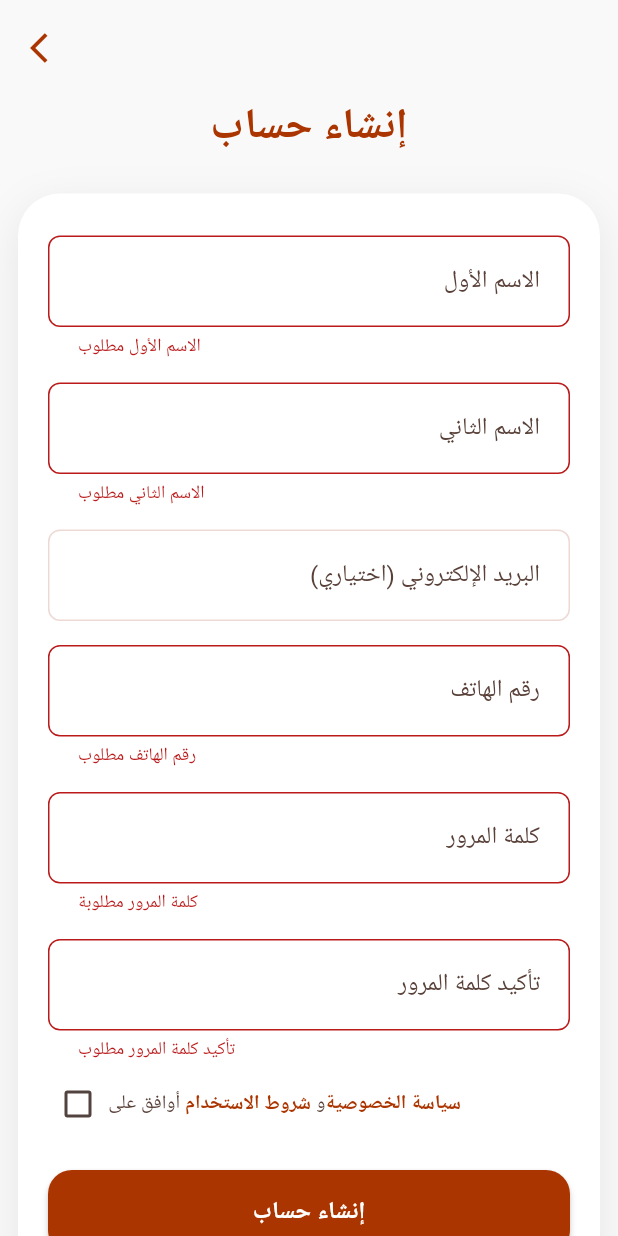
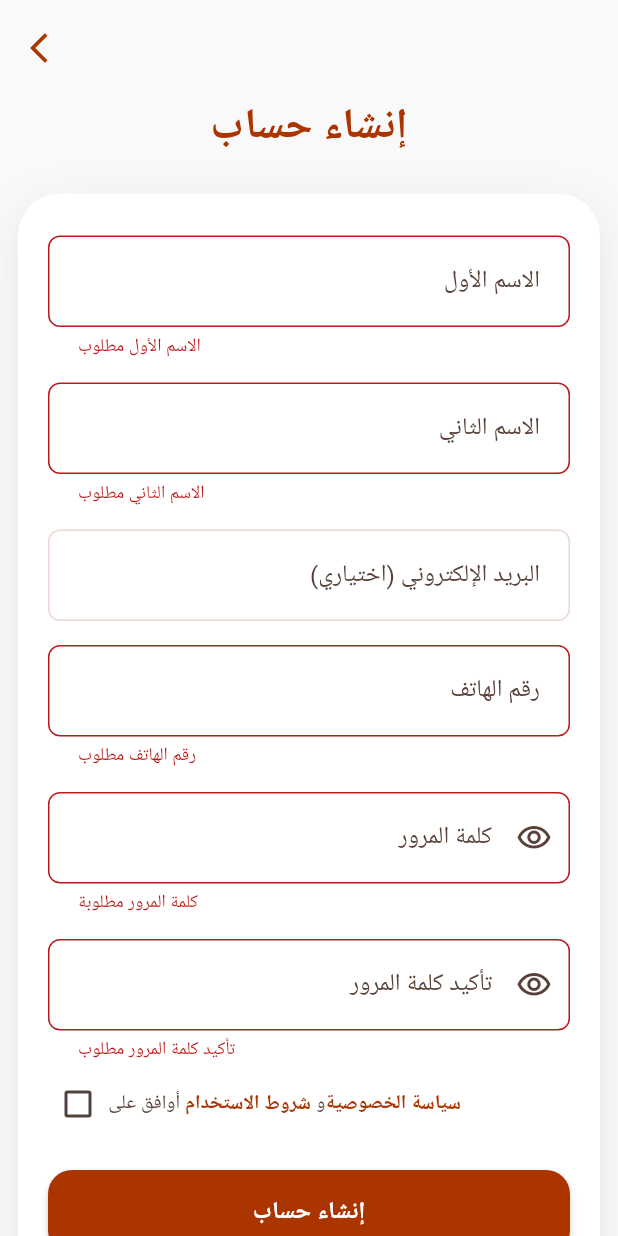
Before and after one commit to JosephJwamier/appShorja, a Flutter app: the RegisterScreen screen opened directly, after a tap on "إنشاء حساب", on a phone screen of 412 x 824 dp. Run offline on Flutter 3.47's test engine with Material 3 defaults, Android fonts, the phone set to English and light mode, and no system bars; our stand-ins replace app_links, cached_network_image, firebase_analytics, firebase_auth, firebase_core, firebase_crashlytics and 14 more; missing offline and left inert: flutter_map_cancellable_tile_provider, flutter_webrtc, v_video_compressor, video_thumbnail; accounts and stored records are empty.

Commit message:
Show password strength while typing, and let the eye reveal it
Two additions to the registration form: an eye on both password fields,
and a strength bar under the first one. Login already had the eye.

The bar mirrors what the server enforces rather than general advice.
ratePassword applies Django's four validators as closely as a client can
— eight characters, not all digits, not a common password, not built on
the name, email or phone the user just typed above — because a bar that
says "strong" and is then refused by the server is worse than no bar: it
is trusted once and never again. The form validator calls the same
function, so what the bar accepts is what the form submits.

It re-rates on every change to the name, phone and email too, since "looks
like your own details" changes as those fields are filled in.

One hint line, not a checklist: a list of conditions reads like an exam, a
single line reads like a next step. "Add 3 more characters", "digits only
— add letters", "don't use your name or number". Amber rather than green
for "acceptable", because it passes the server and is not a
recommendation; green would read as praise.

The personal-data check needs a four-character floor. Shorter tokens match
by coincidence — "Ali" sits inside ordinary words — and refusing those
blocks passwords that have nothing wrong with them.

Co-Authored-By: Claude Opus 5 <noreply@anthropic.com>

```diff
--- a/lib/screens/register_screen.dart
+++ b/lib/screens/register_screen.dart
@@ -3,6 +3,8 @@ import 'package:provider/provider.dart';
 import '../providers/auth_provider.dart';
 import '../providers/chats_provider.dart';
 import '../theme/app_colors.dart';
+import '../utils/password_strength.dart';
+import '../widgets/password_strength_bar.dart';
 import '../services/legal_service.dart';
 import 'interests_selection_screen.dart';
 import '../utils/formatters.dart';
@@ -26,6 +28,39 @@ class _RegisterScreenState extends State<RegisterScreen> {
 
   // الموافقة الإلزامية على الشروط وسياسة الخصوصية قبل إنشاء الحساب.
   bool _acceptedTerms = false;
+
+  bool _obscurePassword = true;
+  bool _obscurePassword2 = true;
+
+  /// حكم القوة الحالي — يُعاد حسابه مع كل حرف، ومع كل تغيّر في الاسم أو
+  /// الهاتف أو البريد، لأن «تشبه بياناتك» تتبدّل بتبدّلها.
+  PasswordVerdict _verdict = const PasswordVerdict(
+      strength: PasswordStrength.none, meetsMinimum: false);
+
+  void _rate() {
+    setState(() {
+      _verdict = ratePassword(
+        _passwordController.text,
+        personal: [
+          _firstNameController.text,
+          _lastNameController.text,
+          _emailController.text,
+          _phoneController.text,
+        ],
+      );
+    });
+  }
+
+  /// عينٌ لإظهار كلمة المرور. وزرّ لا أيقونة: مساحة اللمس 48 نقطة، وهي
+  /// أصغر ما يُعتمد عليه بإبهام على هاتف.
+  Widget _eye(bool obscured, VoidCallback onTap) => IconButton(
+        icon: Icon(
+          obscured ? Icons.visibility_outlined : Icons.visibility_off_outlined,
+          color: AppColors.onSurfaceVariant,
+        ),
+        tooltip: obscured ? 'إظهار كلمة المرور' : 'إخفاء كلمة المرور',
+        onPressed: onTap,
+      );
 
   @override
   void dispose() {
@@ -214,29 +249,53 @@ class _RegisterScreenState extends State<RegisterScreen> {
                           // كلمة المرور
                           TextFormField(
                             controller: _passwordController,
-                            obscureText: true,
+                            obscureText: _obscurePassword,
                             textAlign: TextAlign.right,
                             style: const TextStyle(color: AppColors.onSurface),
-                            decoration: _fieldDecoration('كلمة المرور'),
+                            onChanged: (_) => _rate(),
+                            decoration: _fieldDecoration('كلمة المرور').copyWith(
+                              suffixIcon: _eye(
+                                _obscurePassword,
+                                () => setState(
+                                    () => _obscurePassword = !_obscurePassword),
+                              ),
+                            ),
                             validator: (value) {
                               if (value == null || value.isEmpty) {
                                 return 'كلمة المرور مطلوبة';
                               }
-                              if (value.length < 8) {
-                                return 'كلمة المرور يجب أن تكون 8 أحرف على الأقل';
+                              // نفس حكم الشريط: ما يرفضه الخادم يُوقفه
+                              // النموذج هنا، فلا يرسل المستخدم ويُردّ.
+                              final v = ratePassword(value, personal: [
+                                _firstNameController.text,
+                                _lastNameController.text,
+                                _emailController.text,
+                                _phoneController.text,
+                              ]);
+                              if (!v.meetsMinimum) {
+                                return v.hint ??
+                                    'كلمة المرور يجب أن تكون 8 أحرف على الأقل';
                               }
                               return null;
                             },
                           ),
+                          PasswordStrengthBar(verdict: _verdict),
                           const SizedBox(height: 16),
 
                           // تأكيد كلمة المرور
                           TextFormField(
                             controller: _password2Controller,
-                            obscureText: true,
+                            obscureText: _obscurePassword2,
                             textAlign: TextAlign.right,
                             style: const TextStyle(color: AppColors.onSurface),
-                            decoration: _fieldDecoration('تأكيد كلمة المرور'),
+                            decoration:
+                                _fieldDecoration('تأكيد كلمة المرور').copyWith(
+                              suffixIcon: _eye(
+                                _obscurePassword2,
+                                () => setState(() =>
+                                    _obscurePassword2 = !_obscurePassword2),
+                              ),
+                            ),
                             validator: (value) {
                               if (value == null || value.isEmpty) {
                                 return 'تأكيد كلمة المرور مطلوب';
--- /dev/null
+++ b/lib/widgets/password_strength_bar.dart
@@ -0,0 +1,103 @@
+import 'package:flutter/material.dart';
+
+import '../theme/app_colors.dart';
+import '../utils/password_strength.dart';
+
+/// شريط قوة كلمة المرور: أربع قطع، ووسم، وسطر يقول الخطوة التالية.
+///
+/// يختفي تماماً حين يكون الحقل فارغاً — لا يستقبل المستخدم نموذجاً
+/// بتحذير أحمر قبل أن يكتب حرفاً.
+class PasswordStrengthBar extends StatelessWidget {
+  final PasswordVerdict verdict;
+
+  const PasswordStrengthBar({super.key, required this.verdict});
+
+  static const _segments = 4;
+
+  @override
+  Widget build(BuildContext context) {
+    if (verdict.strength == PasswordStrength.none) {
+      return const SizedBox.shrink();
+    }
+
+    final filled = switch (verdict.strength) {
+      PasswordStrength.none => 0,
+      PasswordStrength.weak => 1,
+      PasswordStrength.fair => 2,
+      PasswordStrength.good => 3,
+      PasswordStrength.strong => 4,
+    };
+    final color = _colorFor(verdict.strength);
+
+    return Padding(
+      padding: const EdgeInsets.only(top: 8),
+      child: Column(
+        crossAxisAlignment: CrossAxisAlignment.start,
+        children: [
+          Row(
+            children: [
+              for (var i = 0; i < _segments; i++) ...[
+                Expanded(
+                  child: AnimatedContainer(
+                    duration: const Duration(milliseconds: 220),
+                    height: 4,
+                    decoration: BoxDecoration(
+                      color: i < filled
+                          ? color
+                          : AppColors.outlineVariant.withValues(alpha: 0.4),
+                      borderRadius: BorderRadius.circular(2),
+                    ),
+                  ),
+                ),
+                if (i != _segments - 1) const SizedBox(width: 4),
+              ],
+            ],
+          ),
+          const SizedBox(height: 6),
+          Row(
+            children: [
+              Text(
+                _labelFor(verdict.strength),
+                style: TextStyle(
+                  color: color,
+                  fontSize: 12,
+                  fontWeight: FontWeight.bold,
+                ),
+              ),
+              if (verdict.hint != null) ...[
+                const SizedBox(width: 8),
+                Expanded(
+                  child: Text(
+                    verdict.hint!,
+                    textAlign: TextAlign.right,
+                    maxLines: 1,
+                    overflow: TextOverflow.ellipsis,
+                    style: const TextStyle(
+                      color: AppColors.onSurfaceVariant,
+                      fontSize: 12,
+                    ),
+                  ),
+                ),
+              ],
+            ],
+          ),
+        ],
+      ),
+    );
+  }
+
+  static Color _colorFor(PasswordStrength s) => switch (s) {
+        PasswordStrength.none || PasswordStrength.weak => AppColors.error,
+        // كهرماني لا أخضر: «مقبولة» تمرّ على الخادم وليست توصية.
+        PasswordStrength.fair => AppColors.gold,
+        PasswordStrength.good || PasswordStrength.strong => AppColors.success,
+      };
+
+  static String _labelFor(PasswordStrength s) => switch (s) {
+        PasswordStrength.none => '',
+        PasswordStrength.weak => 'ضعيفة',
+        PasswordStrength.fair => 'مقبولة',
+        PasswordStrength.good => 'جيّدة',
+        PasswordStrength.strong => 'قويّة',
+      };
+}
```
Also changed, not shown: lib/utils/password_strength.dart (added, +172 -0 lines), 1 other file.
